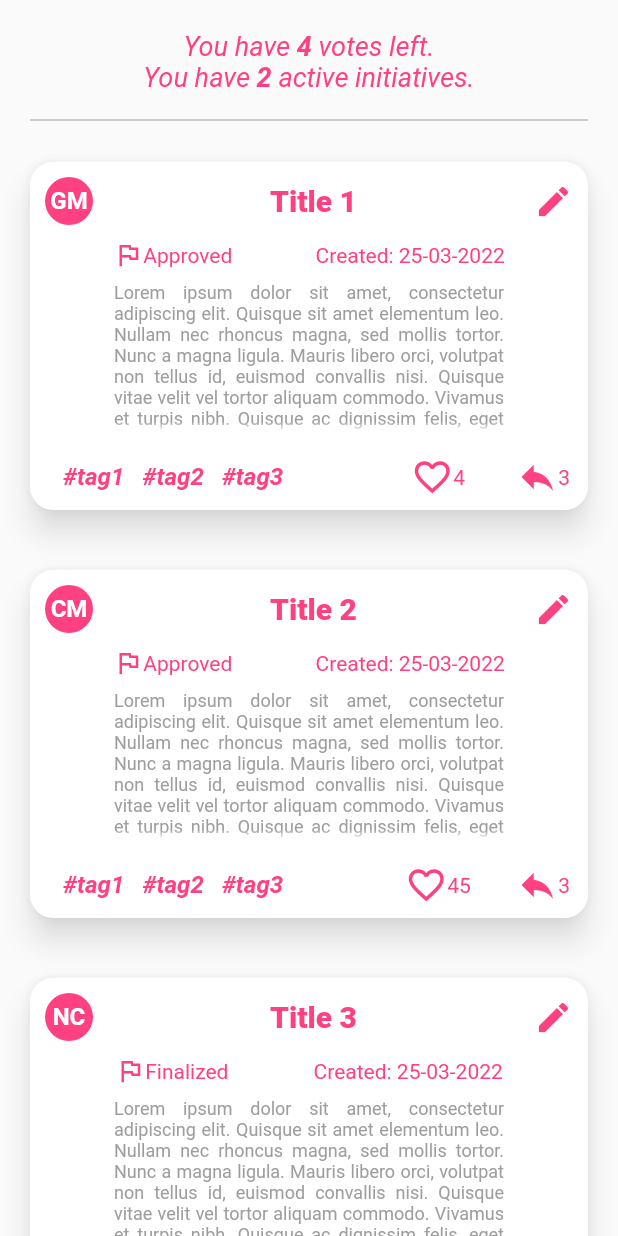
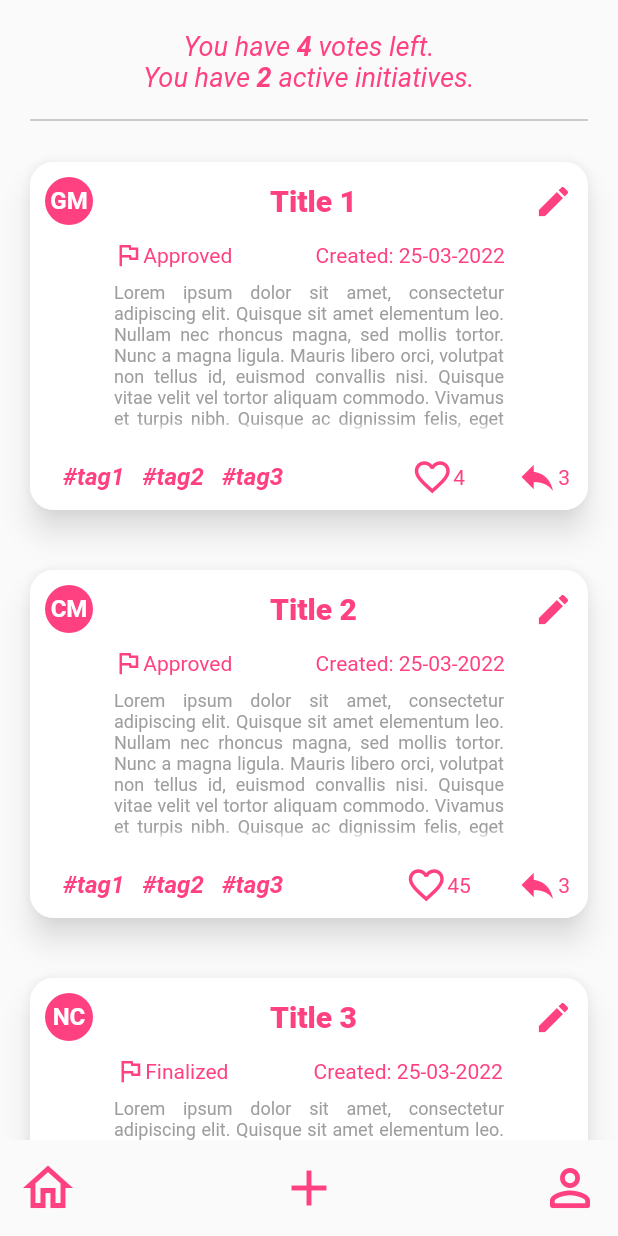
Before and after one commit to migly93/workplace_improver_mobile, a Flutter app: the screen it shows after launch, on a phone screen of 412 x 824 dp. Run offline on Flutter 3.47's test engine with Material 2 defaults, Android fonts, the phone set to English and light mode, and no system bars; our stand-ins replace get_it.

Commit message:
added bottom bar

```diff
--- a/lib/main.dart
+++ b/lib/main.dart
@@ -1,6 +1,7 @@
 import 'package:flutter/material.dart';
 import 'package:workplace_improver_mobile/services/initiative_service.dart';
 import 'package:workplace_improver_mobile/utils/constants.dart';
+import 'package:workplace_improver_mobile/widgets/bottom_bar/bottom_bar.dart';
 import 'package:workplace_improver_mobile/widgets/summary/summary.dart';
 import 'package:workplace_improver_mobile/widgets/initiatives/initiatives.dart';
 import 'models/initiative.dart' as model;
@@ -49,6 +50,7 @@ class _MyAppState extends State<MyApp> {
                         endIndent: 20,
                       ),
                       Initiatives(snapshot.data!),
+                      const BottomBar(),
                     ],
                   );
                 }),
--- /dev/null
+++ b/lib/widgets/bottom_bar/bottom_bar.dart
@@ -0,0 +1,23 @@
+import 'package:flutter/material.dart';
+import 'package:workplace_improver_mobile/widgets/bottom_bar/bottom_bar_icon.dart';
+
+class BottomBar extends StatelessWidget {
+  const BottomBar({
+    Key? key,
+  }) : super(key: key);
+
+  @override
+  Widget build(BuildContext context) {
+    return Container(
+      child: Row(
+        children: const [
+          BottomBarIcon(Icons.home_outlined),
+          BottomBarIcon(Icons.add_outlined),
+          BottomBarIcon(Icons.person_outline_rounded),
+        ],
+        mainAxisAlignment: MainAxisAlignment.spaceBetween,
+      ),
+      margin: const EdgeInsets.all(12),
+    );
+  }
+}
--- /dev/null
+++ b/lib/widgets/bottom_bar/bottom_bar_icon.dart
@@ -0,0 +1,20 @@
+import 'package:flutter/material.dart';
+import 'package:workplace_improver_mobile/utils/constants.dart';
+
+class BottomBarIcon extends StatelessWidget {
+  final IconData _icon;
+
+  const BottomBarIcon(
+    this._icon, {
+    Key? key,
+  }) : super(key: key);
+
+  @override
+  Widget build(BuildContext context) {
+    return Icon(
+      _icon,
+      color: mainColor,
+      size: 40,
+    );
+  }
+}
```
